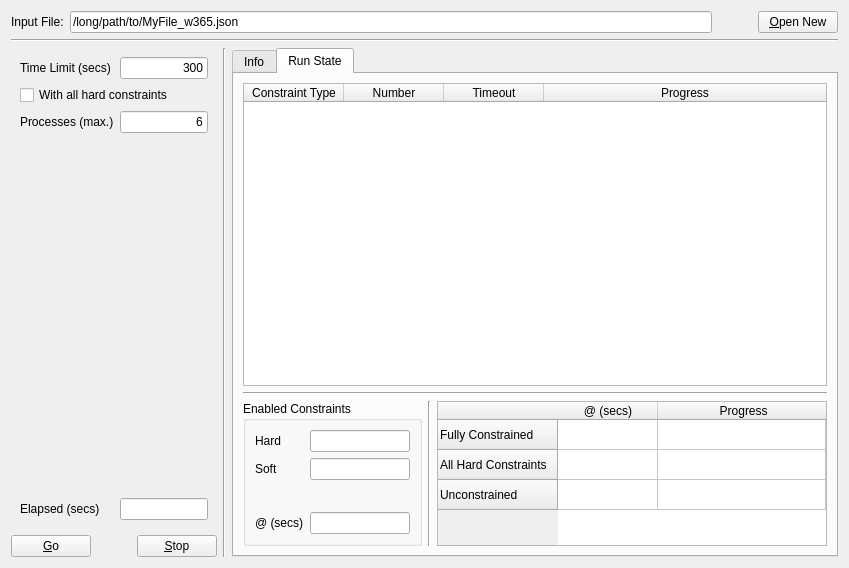
The window that gui/mainwindow.ui (gradgrind/fetrunner) describes before a commit, drawn with Qt 5.
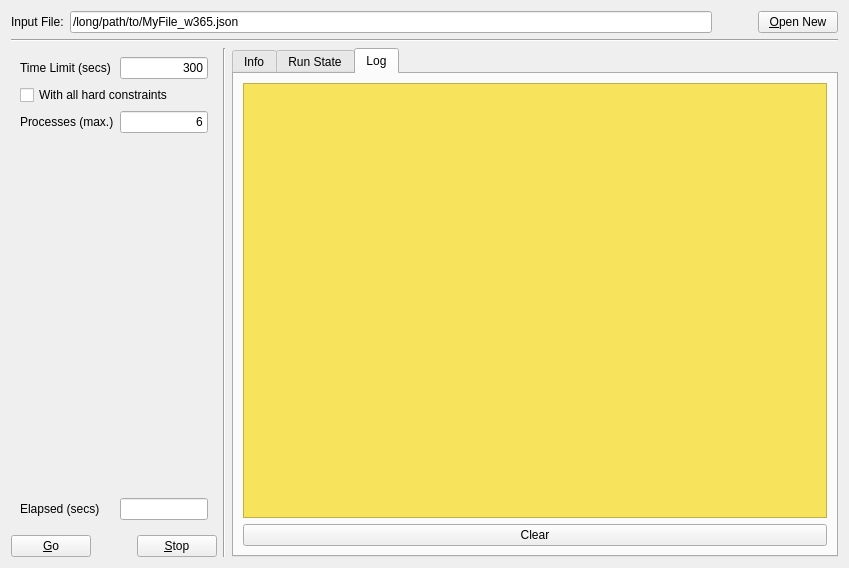
The same window after the commit. The open tabs and pages were chosen to show the change.

What changed in the file:
```diff
--- a/gui/mainwindow.ui
+++ b/gui/mainwindow.ui
@@ -465,6 +465,33 @@
          </item>
         </layout>
        </widget>
+       <widget class="QWidget" name="tab_3">
+        <attribute name="title">
+         <string>Log</string>
+        </attribute>
+        <layout class="QVBoxLayout" name="verticalLayout_5">
+         <item>
+          <widget class="QTextEdit" name="logview">
+           <property name="styleSheet">
+            <string notr="true">background-color: rgb(248, 228, 92);</string>
+           </property>
+           <property name="undoRedoEnabled">
+            <bool>false</bool>
+           </property>
+           <property name="readOnly">
+            <bool>true</bool>
+           </property>
+          </widget>
+         </item>
+         <item>
+          <widget class="QPushButton" name="pushButton">
+           <property name="text">
+            <string>Clear</string>
+           </property>
+          </widget>
+         </item>
+        </layout>
+       </widget>
       </widget>
      </item>
     </layout>
```
Left out of the diff: 21 changed lines with no effect on the pictures.
